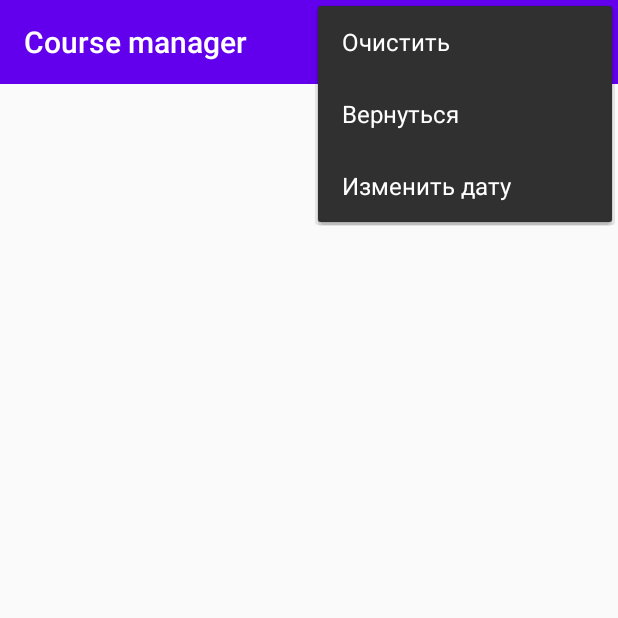
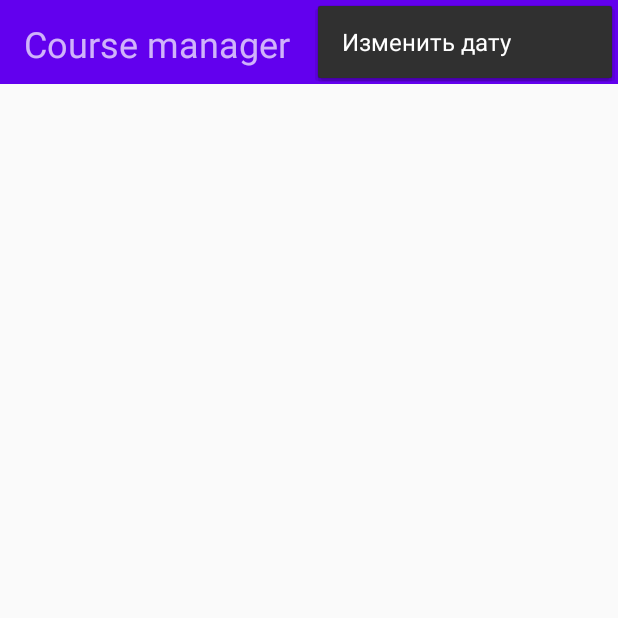
Before and after one commit to AkhIgor/CourseManager, an Android app: the screen it shows after launch (MainActivity), with the options menu open, on a phone screen of 412 x 824 dp, the top half of it. Run offline under Robolectric (Android 15) with nearby library versions, the phone set to English and light mode, and no system bars; libraries missing offline, so code that uses them is left out: com.jakewharton.retrofit2, retrofit2.converter.simplexml; 9 statements that could not run were skipped.

Commit message:
18.10.2020

```diff
--- a/app/src/main/java/com/igor/coursemanager/network/repository/RepositoryImpl.kt
+++ b/app/src/main/java/com/igor/coursemanager/network/repository/RepositoryImpl.kt
@@ -9,7 +9,6 @@ object RepositoryImpl : Repository {
     private val centralBankApi: CentralBankApi = NetworkService.centralBankApi()
 
     override suspend fun getCurrencies(date: String): Currencies {
-        println(centralBankApi.authorize())
-        return Currencies()
+        return centralBankApi.getCurrencies(date)
     }
 }
--- a/app/src/main/java/com/igor/coursemanager/network/service/CentralBankApi.kt
+++ b/app/src/main/java/com/igor/coursemanager/network/service/CentralBankApi.kt
@@ -8,7 +8,4 @@ interface CentralBankApi {
 
     @POST("XML_daily.asp")
     suspend fun getCurrencies(@Query("date_req") date: String): Currencies
-
-    @POST("ApplicationManagementService")
-    suspend fun authorize(): String
 }
--- a/app/src/main/java/com/igor/coursemanager/network/service/NetworkService.kt
+++ b/app/src/main/java/com/igor/coursemanager/network/service/NetworkService.kt
@@ -16,4 +16,6 @@ object NetworkService {
         retrofit.create(CentralBankApi::class.java)
 }
 
-private const val BASE_URL = "https://degtyarev-180620:B6h2Wa6L@api.vetrf.ru/platform/services/2.0/"
+private const val BASE_URL = "https://www.cbr.ru/scripts/"
+
+private const val TEST_URL = "https://www.cbr.ru/scripts/XML_daily.asp?date_req=06/07/2020"
--- a/app/src/main/java/com/igor/coursemanager/presentation/debounce/Debouncer.kt
+++ b/app/src/main/java/com/igor/coursemanager/presentation/debounce/Debouncer.kt
@@ -3,7 +3,7 @@ package com.igor.coursemanager.presentation.debounce
 import kotlinx.coroutines.delay
 
 class Debouncer(
-    private val debounceTime: Long = 10_000L
+    private val debounceTime: Long = 400L
 ) {
     var executing: Boolean = false
 
--- a/app/src/main/res/drawable/ic_search.xml
+++ b/app/src/main/res/drawable/ic_search.xml
@@ -4,7 +4,7 @@
     android:viewportWidth="512"
     android:viewportHeight="512">
   <path
-      android:fillColor="#FF000000"
+      android:fillColor="#FFFF"
       android:fillType="evenOdd"
       android:pathData="M508.885,493.784L353.109,338.009c32.341,-35.925 52.224,-83.285 52.224,-135.339c0,-111.744 -90.923,-202.667 -202.667,-202.667S0,90.925 0,202.669s90.923,202.667 202.667,202.667c52.053,0 99.413,-19.883 135.339,-52.245l155.776,155.776c2.091,2.091 4.821,3.136 7.552,3.136c2.731,0 5.461,-1.045 7.552,-3.115C513.045,504.707 513.045,497.965 508.885,493.784zM202.667,384.003c-99.989,0 -181.333,-81.344 -181.333,-181.333S102.677,21.336 202.667,21.336S384,102.68 384,202.669S302.656,384.003 202.667,384.003z"/>
 </vector>
--- a/app/src/main/res/layout/search_toolbar.xml
+++ b/app/src/main/res/layout/search_toolbar.xml
@@ -17,7 +17,6 @@
             android:layout_marginTop="@dimen/margin_small_x"
             android:layout_marginBottom="@dimen/margin_little"
             android:gravity="bottom"
-            android:visibility="gone"
             android:orientation="horizontal">
 
             <TextView
--- a/app/src/main/res/menu/menu.xml
+++ b/app/src/main/res/menu/menu.xml
@@ -1,27 +1,25 @@
 <?xml version="1.0" encoding="utf-8"?>
-<menu xmlns:android="http://schemas.android.com/apk/res/android"
-    xmlns:app="http://schemas.android.com/apk/res-auto"
-    xmlns:srcCompat="http://schemas.android.com/tools">
+<menu xmlns:android="http://schemas.android.com/apk/res/android">
 
-    <item
-        android:id="@+id/action_search"
-        android:icon="@drawable/ic_search"
-        android:title="@string/search"
-        app:showAsAction="ifRoom" />
+<!--    <item-->
+<!--        android:id="@+id/action_search"-->
+<!--        android:icon="@drawable/ic_search"-->
+<!--        android:title="@string/search"-->
+<!--        app:showAsAction="ifRoom" />-->
 
-    <item
-        android:id="@+id/action_close"
-        android:icon="@drawable/ic_cross"
-        android:title="@string/clear"
-        app:showAsAction="never"
-        srcCompat:tint="?attr/colorPrimary" />
+<!--    <item-->
+<!--        android:id="@+id/action_close"-->
+<!--        android:icon="@drawable/ic_cross"-->
+<!--        android:title="@string/clear"-->
+<!--        app:showAsAction="never"-->
+<!--        srcCompat:tint="?attr/colorPrimary" />-->
 
-    <item
-        android:id="@+id/action_home"
-        android:icon="@drawable/ic_return"
-        android:title="@string/back"
-        app:showAsAction="never"
-        srcCompat:tint="?attr/colorPrimary" />
+<!--    <item-->
+<!--        android:id="@+id/action_home"-->
+<!--        android:icon="@drawable/ic_return"-->
+<!--        android:title="@string/back"-->
+<!--        app:showAsAction="never"-->
+<!--        srcCompat:tint="?attr/colorPrimary" />-->
 
     <item
         android:id="@+id/changing_date"
```
Also changed, not shown: app/src/main/java/com/igor/coursemanager/network/service/MercuryApi.java (deleted, +0 -8 lines), app/src/main/java/com/igor/coursemanager/network/service/Network.java (deleted, +0 -33 lines).
